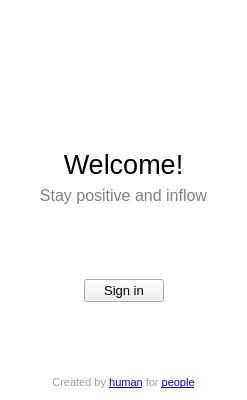
This is mainwindow.ui in Amixp/flow as Qt 5 draws it before an edit. The edited form follows.
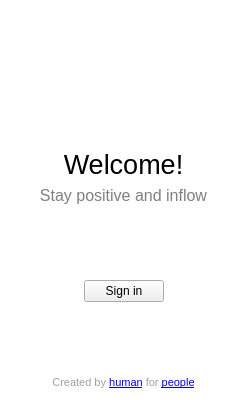
This is the edited form. Icons and pictures are not drawn.

Patch:
```diff
--- a/mainwindow.ui
+++ b/mainwindow.ui
@@ -160,7 +160,7 @@
        <widget class="QPushButton" name="signInButton">
         <property name="font">
          <font>
-          <pointsize>10</pointsize>
+          <pointsize>9</pointsize>
          </font>
         </property>
         <property name="text">
```
Left out of the diff: 2 changed lines with no effect on the pictures.
